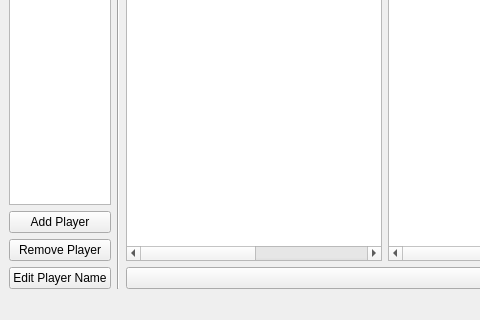
Qt form MainWindow.ui (username115/swissTournament) before a commit; both pictures show x 0 to 480 and y 442 to 762 of the 1437 by 762 pixel window.
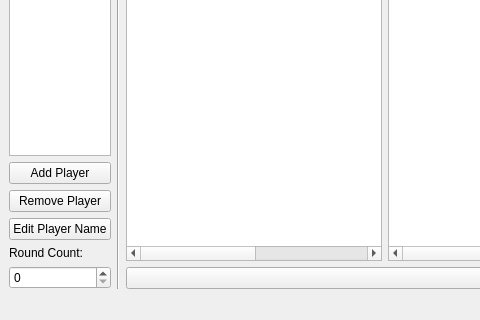
The same form after that commit.

Commit message: Add method for customizing number of rounds

```diff
--- a/MainWindow.ui
+++ b/MainWindow.ui
@@ -51,6 +51,20 @@
         </property>
        </widget>
       </item>
+      <item>
+       <widget class="QLabel" name="label_2">
+        <property name="text">
+         <string>Round Count:</string>
+        </property>
+       </widget>
+      </item>
+      <item>
+       <widget class="QSpinBox" name="roundCount">
+        <property name="maximum">
+         <number>5</number>
+        </property>
+       </widget>
+      </item>
      </layout>
     </item>
     <item>
```
The commit also changes 2 other files.
